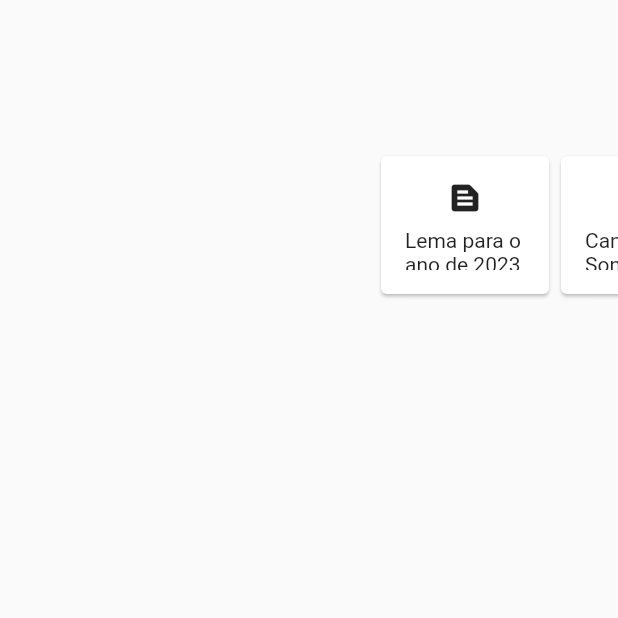
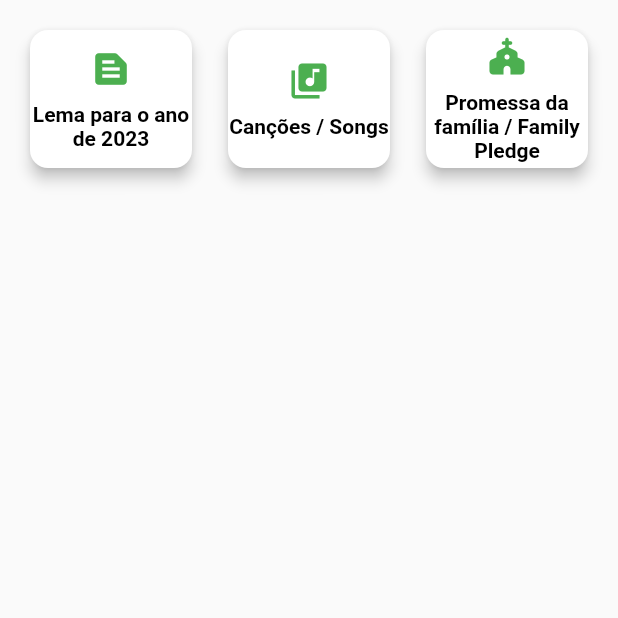
Before and after one commit to OsmanBrito/ffpmupt, a Flutter app: the screen it shows after launch, on a phone screen of 412 x 824 dp, the top half of it. Run offline on Flutter 3.47's test engine with Material 2 defaults, Android fonts, the phone set to English and light mode, and no system bars; our stand-ins replace just_audio.

Commit message:
refactor:home

```diff
--- a/lib/main.dart
+++ b/lib/main.dart
@@ -29,15 +29,18 @@ class Home extends StatelessWidget {
 
   @override
   Widget build(BuildContext context) {
+    final screenWidth = MediaQuery.of(context).size.width;
+    final cardWidth = (screenWidth - 64) / 3;
+
     return Scaffold(
-      body: SizedBox(
-        height: 200, // Adjust the height as needed
-        child: Align(
-          alignment: Alignment.center,
-          child: Padding(
-            padding: const EdgeInsets.only(top: 100, left: 250,), // Adjust the top padding as needed
-            child: ListView(
-              scrollDirection: Axis.horizontal,
+      body: Container(
+        padding: const EdgeInsets.only(bottom: 400),
+        child: Center(
+          child: GridView.count(
+            crossAxisCount: screenWidth < 360 ? 2 : 3,
+            crossAxisSpacing: 16,
+            padding: const EdgeInsets.all(16),
+            childAspectRatio: cardWidth / 100,
             children: [
               CardButton(
                 icon: Icons.text_snippet,
@@ -57,8 +60,7 @@ class Home extends StatelessWidget {
                   ),
                 ),
               ),
-                Expanded(
-                  child: CardButton(
+              CardButton(
                 icon: Icons.church_rounded,
                 label: 'Promessa da família / Family Pledge',
                 onPressed: () => Navigator.of(context).push(
@@ -67,9 +69,8 @@ class Home extends StatelessWidget {
                   ),
                 ),
               ),
-                ),
+              // Add more CardButtons here if needed
             ],
-            ),
           ),
         ),
       ),
@@ -77,37 +78,44 @@ class Home extends StatelessWidget {
   }
 }
 
-
 class CardButton extends StatelessWidget {
   final IconData icon;
   final String label;
   final VoidCallback onPressed;
 
   const CardButton({
-    super.key,
+    Key? key, // Fix the parameter name
     required this.icon,
     required this.label,
     required this.onPressed,
-  });
+  }) : super(key: key);
 
  @override
   Widget build(BuildContext context) {
-    return SizedBox(
-      width: 120, // Adjust the width as needed
-      child: Card(
+    return Card(
+      shape: RoundedRectangleBorder(
+        borderRadius: BorderRadius.circular(12),
+      ),
+      elevation: 4,
+      color: Colors.white,
       child: InkWell(
         onTap: onPressed,
-          child: Padding(
-            padding: const EdgeInsets.all(16.0),
         child: Column(
-              mainAxisSize: MainAxisSize.min,
+          mainAxisAlignment: MainAxisAlignment.center,
+          crossAxisAlignment: CrossAxisAlignment.center,
           children: [
-                Icon(icon),
+            Icon(icon, size: 28, color: Colors.green),
             const SizedBox(height: 8),
-                Expanded(child: Text(label)),
-              ],
+            Text(
+              label,
+              textAlign: TextAlign.center,
+              style: const TextStyle(
+                fontWeight: FontWeight.bold,
+                fontSize: 14,
+                color: Colors.black,
               ),
             ),
+          ],
         ),
       ),
     );
```
Lines whose indentation alone changed are shown as unchanged.
